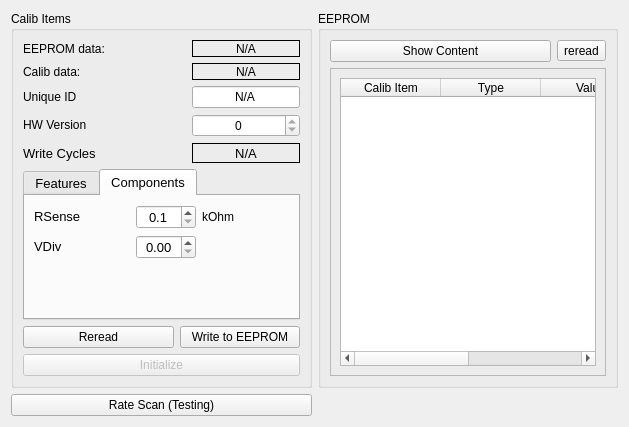
Qt form muondetector-gui/src/calibform.ui (MuonPi/muondetector) before a commit.
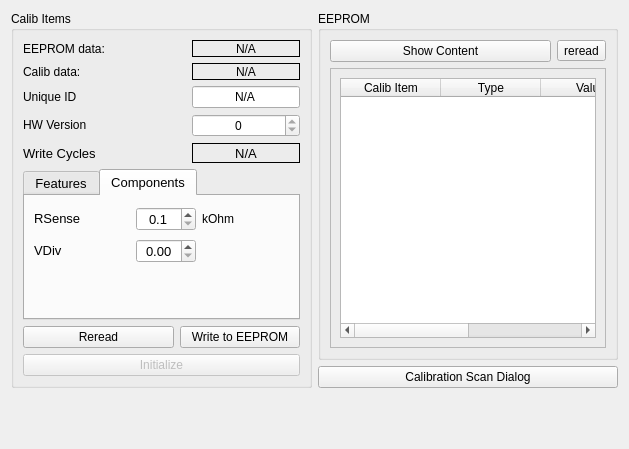
The same form after that commit. The open tabs and pages were chosen to show the change.

Commit message: - removed debug button "rate scan" in calibform - implemented calibscan dialog window (access with button in calibform), yet without function

What changed in the file:
```diff
--- a/muondetector-gui/src/calibform.ui
+++ b/muondetector-gui/src/calibform.ui
@@ -7,14 +7,14 @@
     <x>0</x>
     <y>0</y>
     <width>629</width>
-    <height>427</height>
+    <height>449</height>
    </rect>
   </property>
   <property name="windowTitle">
    <string>Form</string>
   </property>
   <layout class="QGridLayout" name="gridLayout_3">
-   <item row="0" column="0" rowspan="2">
+   <item row="0" column="0" rowspan="3">
     <widget class="QGroupBox" name="calibItemsGroupBox">
      <property name="title">
       <string>Calib Items</string>
@@ -356,7 +356,7 @@
             <x>9</x>
             <y>9</y>
             <width>216</width>
-            <height>56</height>
+            <height>60</height>
            </rect>
           </property>
           <layout class="QGridLayout" name="gridLayout_7">
@@ -598,7 +598,7 @@
      </layout>
     </widget>
    </item>
-   <item row="1" column="1" rowspan="3">
+   <item row="2" column="1" rowspan="2">
     <spacer name="verticalSpacer_2">
      <property name="orientation">
       <enum>Qt::Vertical</enum>
@@ -624,10 +624,10 @@
      </property>
     </spacer>
    </item>
-   <item row="2" column="0">
-    <widget class="QPushButton" name="rateScanPushButton">
+   <item row="1" column="1">
+    <widget class="QPushButton" name="calibrationScanPushButton">
      <property name="text">
-      <string>Rate Scan (Testing)</string>
+      <string>Calibration Scan Dialog</string>
      </property>
     </widget>
    </item>
```
The commit also changes 3 other files.
